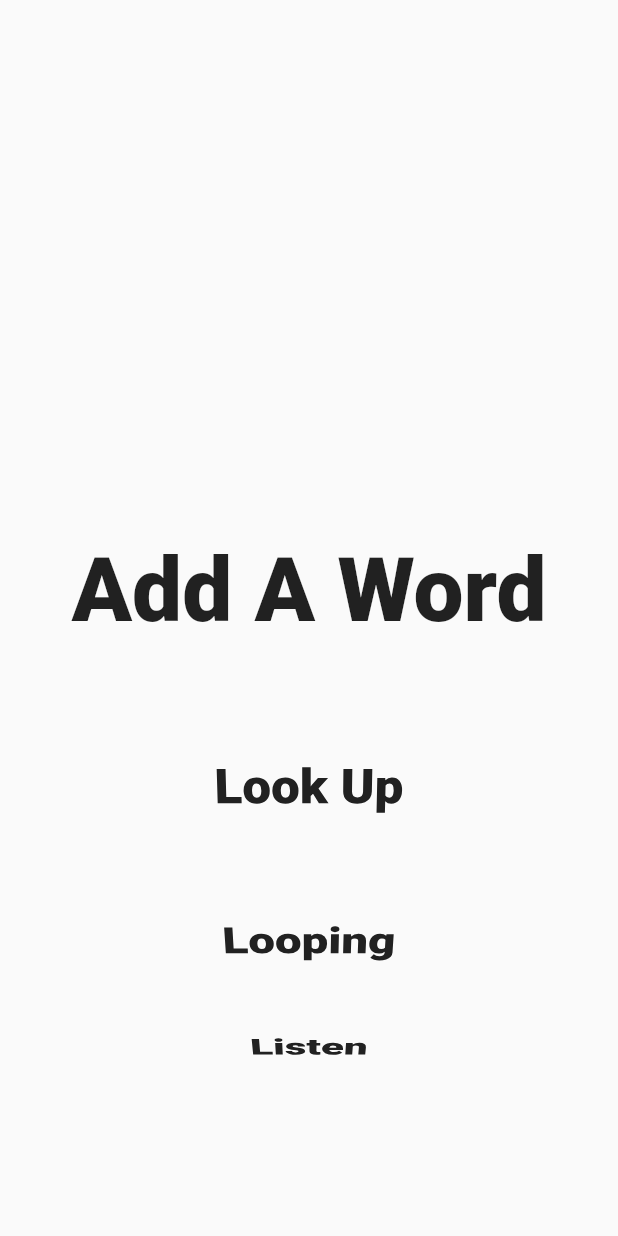
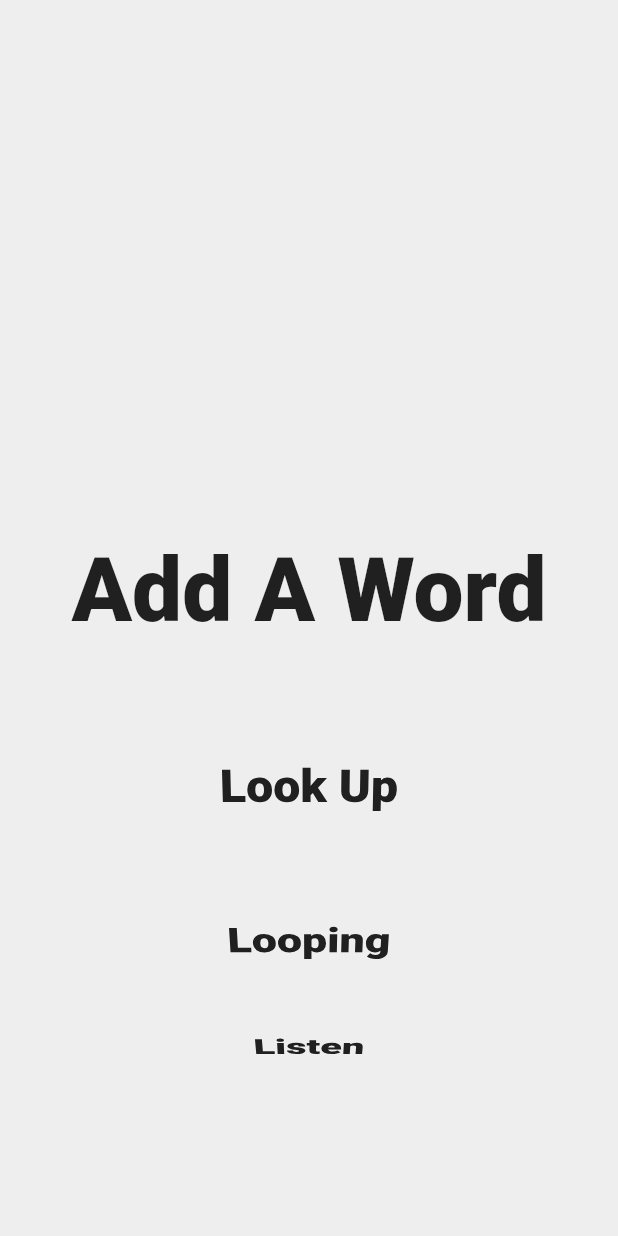
Before and after one commit to armagangok/dicty_english_dictionary, a Flutter app: the screen it shows after launch, on a phone screen of 412 x 824 dp. Run offline on Flutter 3.47's test engine with Material 2 defaults, Android fonts, the light colour scheme and no system bars; our stand-ins replace numberpicker; missing offline and left inert: clickable_list_wheel_view.

Commit message:
main.dart is improved

```diff
--- a/lib/main.dart
+++ b/lib/main.dart
@@ -25,6 +25,7 @@ class MyHomePage extends StatelessWidget {
     const int _itemCount = 100;
 
     return Scaffold(
+      backgroundColor: Colors.grey[200],
       body: Container(
         height: double.infinity,
         child: ClickableListWheelScrollView(
@@ -41,7 +42,7 @@ class MyHomePage extends StatelessWidget {
               } else if (index == 2) {
                 Navigator.of(context)
                     .push(MaterialPageRoute(builder: (context) {
-                  return LookUpPage();
+                  return HomePage();
                 }));
               } else if (index == 4) {
                 Navigator.of(context)
@@ -63,25 +64,13 @@ class MyHomePage extends StatelessWidget {
             useMagnifier: true,
             physics: FixedExtentScrollPhysics(),
             children: [
-              Text(
-                "Add A Word",
-                style: TextStyle(fontSize: 33, fontWeight: FontWeight.w800),
-              ),
+              homeText(text: 'Add A Word'),
               SizedBox(height: 15),
-              Text(
-                "Look Up",
-                style: TextStyle(fontSize: 35, fontWeight: FontWeight.w800),
-              ),
+              homeText(text: 'Look Up'),
               SizedBox(height: 15),
-              Text(
-                "Looping",
-                style: TextStyle(fontSize: 35, fontWeight: FontWeight.w800),
-              ),
+              homeText(text: 'Looping'),
               SizedBox(height: 15),
-              Text(
-                "Listen",
-                style: TextStyle(fontSize: 35, fontWeight: FontWeight.w800),
-              ),
+              homeText(text: 'Listen'),
             ],
           ),
         ),
@@ -89,3 +78,15 @@ class MyHomePage extends StatelessWidget {
     );
   }
 }
+
+Widget homeText({String text = ''}) {
+  return Column(children: [
+    Text(
+      text,
+      style: TextStyle(
+        fontSize: 33,
+        fontWeight: FontWeight.w800,
+      ),
+    ),
+  ]);
+}
```
